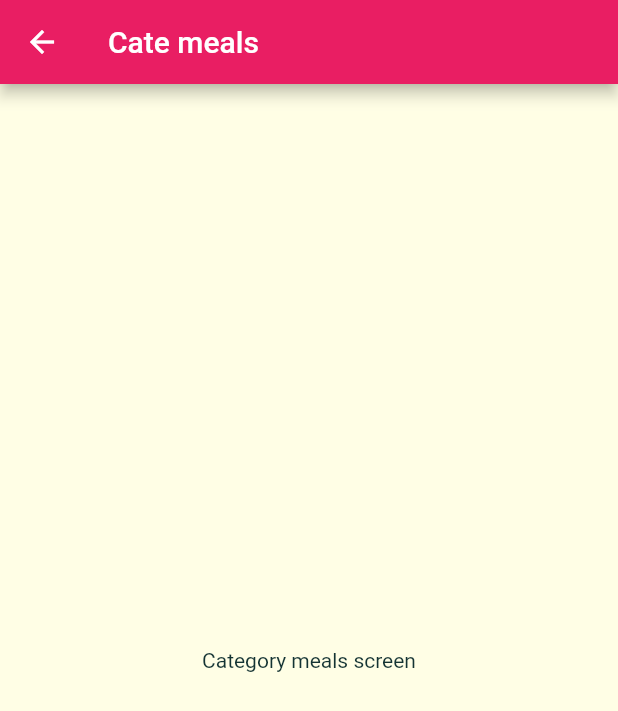
After one commit to tommybarral/Meals-app, a Flutter app: the screen it shows after launch, after a tap on "Italian", on a phone screen of 412 x 824 dp. The commit adds this screen. Shown: the top 711 px of the screen. Run offline on Flutter 3.47's test engine with Material 2 defaults, Android fonts, the phone set to English and light mode, and no system bars.

Commit message:
Category meals & navigator added

```diff
--- /dev/null
+++ b/lib/Screens/category_meals_screen.dart
@@ -0,0 +1,14 @@
+import 'package:flutter/material.dart';
+
+class CategoryMealsScreen extends StatelessWidget {
+
+  @override
+  Widget build(BuildContext context) {
+    return Scaffold(
+      appBar: AppBar(title: Text('Cate meals'),),
+      body: Center(
+        child: Text('Category meals screen'),
+      ),
+    );
+  }
+}
--- a/lib/Widgets/category_item.dart
+++ b/lib/Widgets/category_item.dart
@@ -1,4 +1,5 @@
 import 'package:flutter/material.dart';
+import 'package:mealsapp/Screens/category_meals_screen.dart';
 
 class CategoryItem extends StatelessWidget {
 
@@ -7,9 +8,19 @@ class CategoryItem extends StatelessWidget {
 
   CategoryItem(this.title, this.color);
 
+  void _selectCategory(BuildContext ctx) {
+    Navigator.of(ctx).push(MaterialPageRoute(builder: (_) {
+      return CategoryMealsScreen();
+    },),);
+  }
+
   @override
   Widget build(BuildContext context) {
-    return Container(
+    return InkWell(
+      onTap: () => _selectCategory(context),
+      splashColor: Theme.of(context).primaryColor,
+      borderRadius: BorderRadius.circular(15),
+      child: Container(
         padding: EdgeInsets.all(15),
         decoration: BoxDecoration(
           gradient: LinearGradient(
@@ -19,6 +30,7 @@ class CategoryItem extends StatelessWidget {
           borderRadius: BorderRadius.circular(15),
         ),
         child: Text(title, style: Theme.of(context).textTheme.subtitle1,),
+      ),
     );
   }
 }
```
Lines whose indentation alone changed are shown as unchanged.
